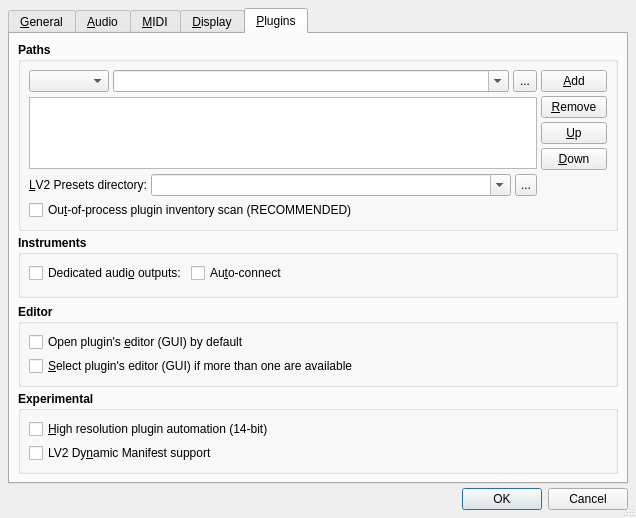
Before: the Qt Designer form src/qtractorOptionsForm.ui in rncbc/qtractor, drawn with Qt 5.
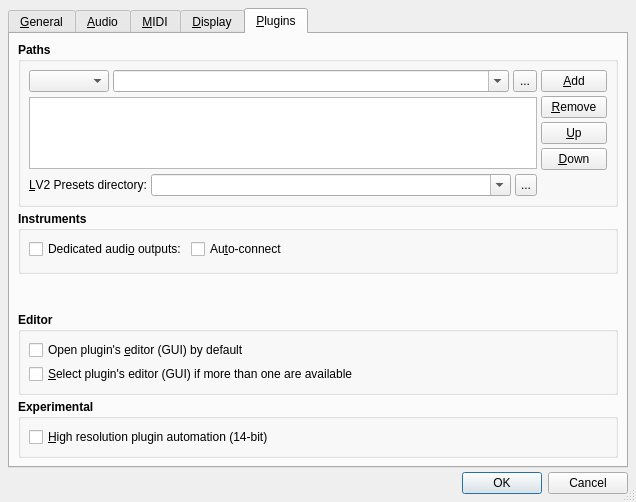
After: the same form once the commit is applied. The open tabs and pages were chosen to show the change. Icons and pictures are not drawn. Custom widgets are drawn as their Qt base class.

Commit message: - Both out-of-process plugin inventory scan and LV2 Dynamic manifest   options have been removed from View > Options... > Plugins dialog.

Patch:
```diff
--- a/src/qtractorOptionsForm.ui
+++ b/src/qtractorOptionsForm.ui
@@ -27,7 +27,7 @@
     <x>0</x>
     <y>0</y>
     <width>520</width>
-    <height>480</height>
+    <height>360</height>
    </rect>
   </property>
   <property name="windowTitle">
@@ -3470,22 +3470,6 @@
             </item>
            </layout>
           </item>
-          <item row="5" column="0" colspan="2">
-           <widget class="QCheckBox" name="DummyPluginScanCheckBox">
-            <property name="font">
-             <font>
-              <weight>50</weight>
-              <bold>false</bold>
-             </font>
-            </property>
-            <property name="toolTip">
-             <string>Whether to use out-of-process plugin inventory scan and cache for persistence</string>
-            </property>
-            <property name="text">
-             <string>Ou&amp;t-of-process plugin inventory scan (RECOMMENDED)</string>
-            </property>
-           </widget>
-          </item>
          </layout>
         </widget>
        </item>
@@ -3677,22 +3661,6 @@
             </property>
            </spacer>
           </item>
-          <item row="1" column="0">
-           <widget class="QCheckBox" name="Lv2DynManifestCheckBox">
-            <property name="font">
-             <font>
-              <weight>50</weight>
-              <bold>false</bold>
-             </font>
-            </property>
-            <property name="toolTip">
-             <string>Whether LV2 Dynamic Manifest plugins are supported</string>
-            </property>
-            <property name="text">
-             <string>LV2 Dy&amp;namic Manifest support</string>
-            </property>
-           </widget>
-          </item>
          </layout>
         </widget>
        </item>
```
The commit also changes 10 other files.
